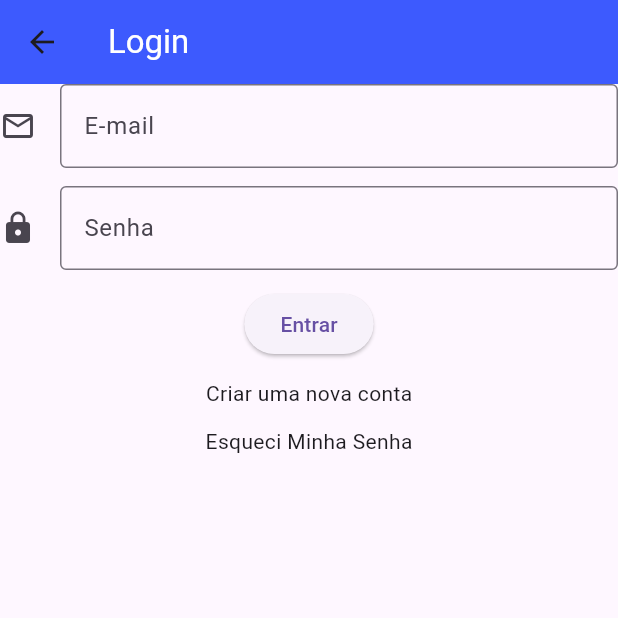
After one commit to PedroSawczuk/CRUD-Supabase, a Flutter app: the LoginPage screen opened by its route, on a phone screen of 412 x 824 dp, the top half of it. The commit adds this screen. Run offline on Flutter 3.47's test engine with Material 3 defaults, Android fonts, the light colour scheme and no system bars; our stand-ins replace supabase_flutter; accounts and stored records are empty.

Commit message:
2.0 - Criando Páginas de Login/Cadastro

```diff
--- /dev/null
+++ b/lib/pages/loginPage.dart
@@ -0,0 +1,61 @@
+import 'package:flutter/material.dart';
+
+class LoginPage extends StatefulWidget {
+  const LoginPage({super.key});
+
+  @override
+  State<LoginPage> createState() => _LoginPageState();
+}
+
+class _LoginPageState extends State<LoginPage> {
+  @override
+  Widget build(BuildContext context) {
+    return Scaffold(
+      appBar: AppBar(
+        backgroundColor: Colors.indigoAccent.shade400,
+        title: Text(
+          'Login',
+          style: TextStyle(
+            color: Colors.white,
+          ),
+        ),
+      ),
+      body: Column(
+        children: [
+          TextFormField(
+            decoration: InputDecoration(
+              labelText: 'E-mail',
+              icon: Icon(Icons.email_outlined),
+              border: OutlineInputBorder(),
+            ),
+          ),
+          SizedBox(
+            height: 12,
+          ),
+          TextFormField(
+            decoration: InputDecoration(
+              labelText: 'Senha',
+              icon: Icon(Icons.lock),
+              border: OutlineInputBorder(),
+            ),
+          ),
+          SizedBox(
+            height: 12,
+          ),
+          ElevatedButton(
+            onPressed: () {},
+            child: Text('Entrar'),
+          ),
+          SizedBox(
+            height: 12,
+          ),
+          Text('Criar uma nova conta'),
+          SizedBox(
+            height: 12,
+          ),
+          Text('Esqueci Minha Senha')
+        ],
+      ),
+    );
+  }
+}
```
Also changed, not shown: lib/AppRoutes.dart (+12 -3 lines), lib/pages/criarContaPage.dart (added, +53 -0 lines), lib/pages/esqueciSenhaPage.dart (added, +41 -0 lines).
